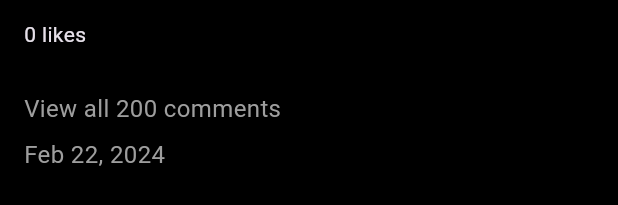
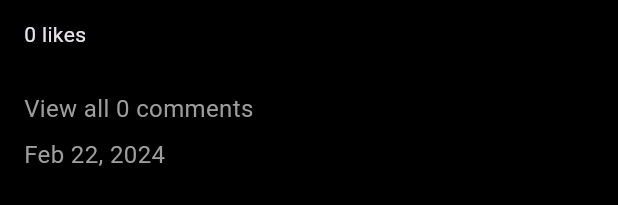
Before and after one commit to emirtascakir/instagram-clone, a Flutter app: the PostCard widget shown alone on an empty page, opened directly with empty values, on a phone screen of 412 x 824 dp. Shown: the part 646-851 px from the top of the screen. Run offline on Flutter 3.47's test engine with Material 3 defaults, Android fonts, the phone set to English and light mode, and no system bars; our stand-ins replace cloud_firestore, firebase_auth, firebase_core, firebase_storage, flutter_svg, image_picker; accounts and stored records are empty; generated files the repository leaves out were written again; network calls fail.

Commit message:
comments feature added

```diff
--- a/instagram_clone/lib/widgets/post_card.dart
+++ b/instagram_clone/lib/widgets/post_card.dart
@@ -1,9 +1,11 @@
+import 'package:cloud_firestore/cloud_firestore.dart';
 import 'package:flutter/material.dart';
 import 'package:instagram_clone/models/user_model.dart';
 import 'package:instagram_clone/providers/user_provider.dart';
 import 'package:instagram_clone/resources/firestrore_methods.dart';
 import 'package:instagram_clone/screens/comments_screen.dart';
 import 'package:instagram_clone/utils/colors.dart';
+import 'package:instagram_clone/utils/utils.dart';
 import 'package:instagram_clone/widgets/like_animation.dart';
 import 'package:intl/intl.dart';
 import 'package:provider/provider.dart';
@@ -18,6 +20,28 @@ class PostCard extends StatefulWidget {
 
 class _PostCardState extends State<PostCard> {
   bool isLikeAnimating = false;
+  int commentLen = 0;
+
+  @override
+  void initState() {
+    super.initState();
+    getComments();
+  }
+
+  void getComments() async {
+    try {
+      QuerySnapshot snap = await FirebaseFirestore.instance
+          .collection('posts')
+          .doc(widget.snap['postId'])
+          .collection('comments')
+          .get();
+
+      commentLen = snap.docs.length;
+    } catch (e) {
+      showSnackBar(e.toString(), context);
+    }
+    setState(() {});
+  }
 
   @override
   Widget build(BuildContext context) {
@@ -157,7 +181,9 @@ class _PostCardState extends State<PostCard> {
               IconButton(
                 onPressed: () => Navigator.of(context).push(
                   MaterialPageRoute(
-                    builder: (context) => CommentsScreen(),
+                    builder: (context) => CommentsScreen(
+                      snap: widget.snap,
+                    ),
                   ),
                 ),
                 icon: const Icon(
@@ -213,12 +239,16 @@ class _PostCardState extends State<PostCard> {
                   ),
                 ),
                 InkWell(
-                  onTap: () {},
+                  onTap: () {
+                    Navigator.of(context).push(MaterialPageRoute(
+                      builder: (context) => CommentsScreen(snap: widget.snap),
+                    ));
+                  },
                   child: Container(
                     padding: const EdgeInsets.symmetric(vertical: 4),
                     child: Text(
-                      "View all 200 comments",
-                      style: TextStyle(
+                      "View all $commentLen comments",
+                      style: const TextStyle(
                         fontSize: 16,
                         color: secondaryColor,
                       ),
```
Also changed, not shown: instagram_clone/lib/resources/firestrore_methods.dart (+26 -0 lines), instagram_clone/lib/screens/comments_screen.dart (+55 -9 lines), instagram_clone/lib/widgets/comment_card.dart (+25 -13 lines).
